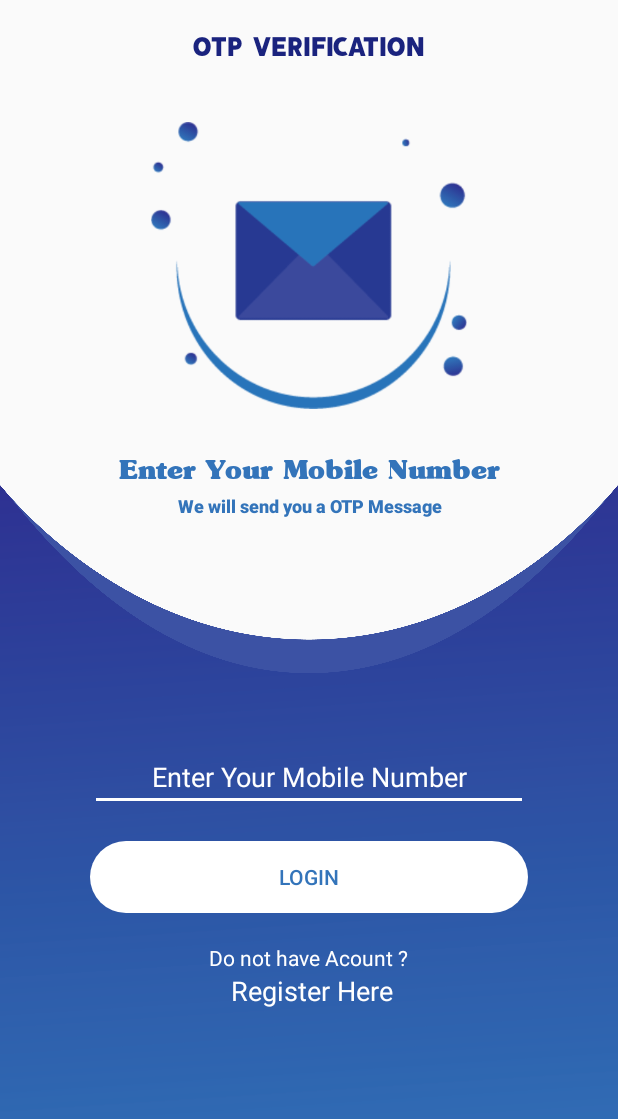
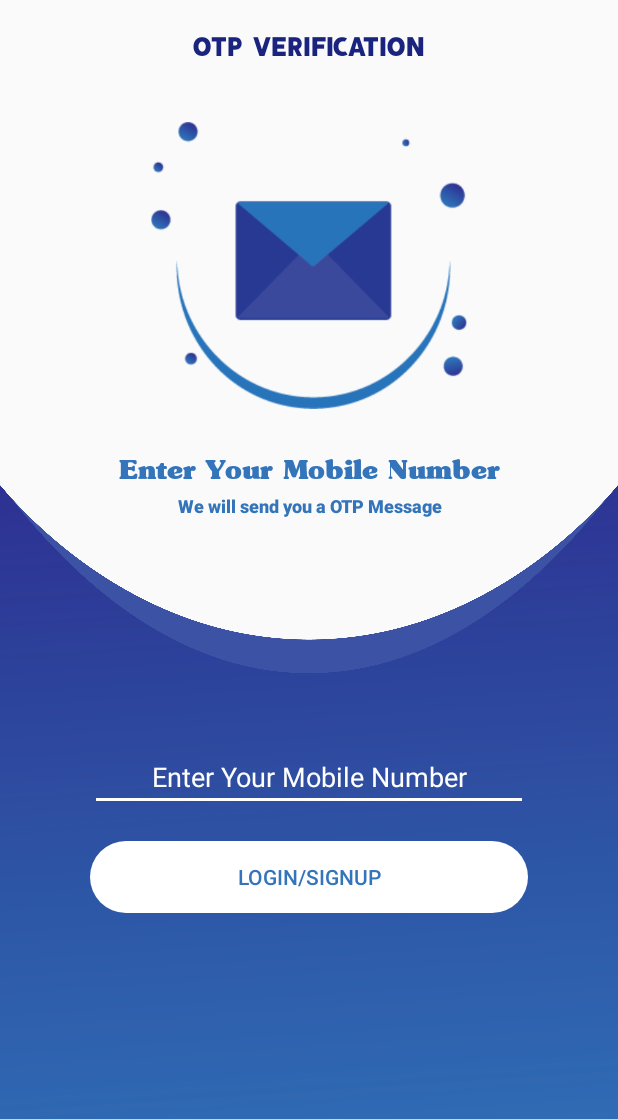
Before and after one commit to rohankumar50/PayTapApp, an Android app: the screen it shows after launch (OTPVerification), on a phone screen of 412 x 824 dp. Shown: the top 1119 px of the screen. Run offline under Robolectric (Android 15) with nearby library versions, the phone set to English and light mode, and no system bars; our stand-ins replace Volley.

Commit message:
Fixed: Registration Done! And Starting Activity done!

```diff
--- a/app/src/main/AndroidManifest.xml
+++ b/app/src/main/AndroidManifest.xml
@@ -1,11 +1,12 @@
 <?xml version="1.0" encoding="utf-8"?>
 <manifest xmlns:android="http://schemas.android.com/apk/res/android"
     package="com.example.paytapapp">
-
+    <uses-permission android:name="android.permission.INTERNET" />
     <application
         android:allowBackup="true"
         android:icon="@mipmap/logo"
         android:label="@string/app_name"
+        android:networkSecurityConfig="@xml/network_security_config"
         android:roundIcon="@mipmap/ic_launcher_round"
         android:supportsRtl="true"
         android:theme="@style/AppTheme">
--- a/app/src/main/java/com/example/paytapapp/MainActivity.java
+++ b/app/src/main/java/com/example/paytapapp/MainActivity.java
@@ -13,12 +13,13 @@ public class MainActivity extends AppCompatActivity {
         super.onCreate(savedInstanceState);
         setContentView(R.layout.activity_main);
 
-        new Handler().postDelayed(new Runnable() {
-            @Override
-            public void run() {
-                Intent intent = new Intent(MainActivity.this,OTPVerification.class);
-                startActivity(intent);
-            }
-        },2000);
+        new Handler().postDelayed(() -> {
+
+            Intent intent = new Intent(MainActivity.this, OTPVerification.class);
+            MainActivity.this.startActivity(intent);
+            finish();
+
+        },100);
+
     }
 }
--- a/app/src/main/res/layout/activity_otpverification.xml
+++ b/app/src/main/res/layout/activity_otpverification.xml
@@ -64,10 +64,12 @@
             android:padding="10dp">
 
             <EditText
+                android:id="@+id/editxt_otp"
                 android:layout_width="match_parent"
                 android:layout_height="wrap_content"
                 android:backgroundTint="#fff"
                 android:gravity="center"
+                android:maxLength="10"
                 android:hint="Enter Your Mobile Number"
                 android:inputType="number"
                 android:textColor="#fff"
@@ -79,26 +81,11 @@
                 android:layout_height="wrap_content"
                 android:layout_gravity="center"
                 android:background="@drawable/button"
-                android:text="Login"
+                android:text="Login/SignUp"
                 android:textColor="#3374BA"
                 android:layout_marginTop="20dp"/>
 
-            <TextView
-                android:layout_width="wrap_content"
-                android:layout_height="wrap_content"
-                android:layout_gravity="center"
-                android:layout_marginTop="20dp"
-                android:text="Do not have Acount ?"
-                android:textColor="#fff" />
 
-            <TextView
-                android:id="@+id/tv_otpverification_registerhere"
-                android:layout_width="wrap_content"
-                android:layout_height="wrap_content"
-                android:layout_gravity="center"
-                android:text=" Register Here"
-                android:textColor="#fff"
-                android:textSize="18sp" />
         </LinearLayout>
     </LinearLayout>
 
```
Also changed, not shown: app/build.gradle (+14 -0 lines), app/src/main/java/com/example/paytapapp/OTPVerification.java (+66 -12 lines), app/src/main/java/com/example/paytapapp/OTPVerify.java (+115 -2 lines), app/src/main/java/com/example/paytapapp/Registration.java (+51 -6 lines), app/src/main/res/layout/activity_otpverify.xml (+17 -3 lines), app/src/main/res/layout/activity_registration.xml (+5 -4 lines), app/src/main/res/xml/network_security_config.xml (added, +7 -0 lines).
